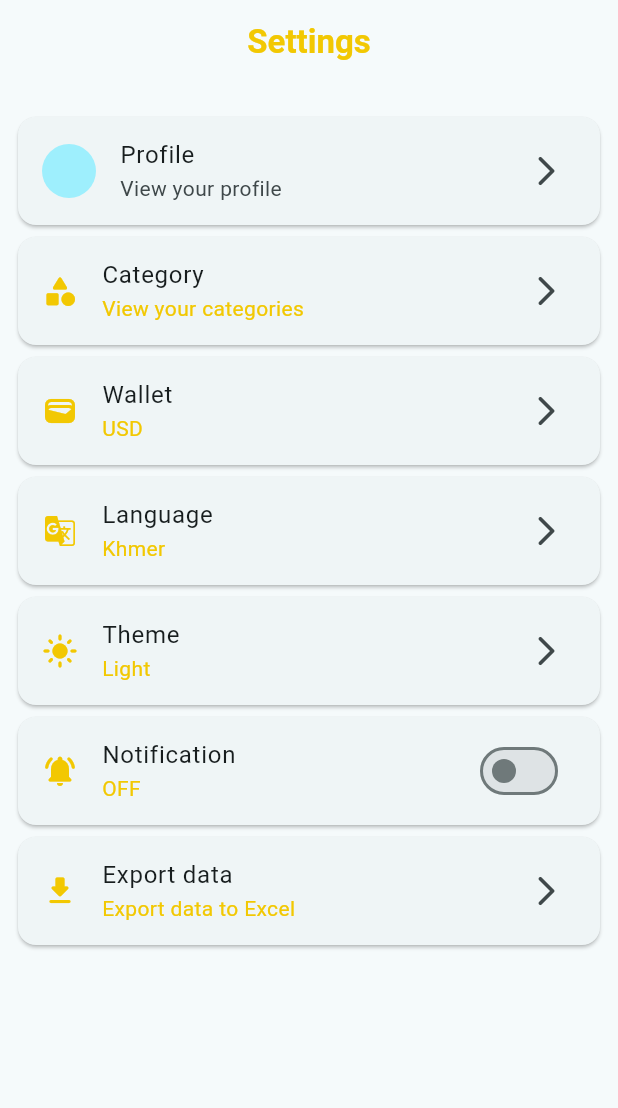
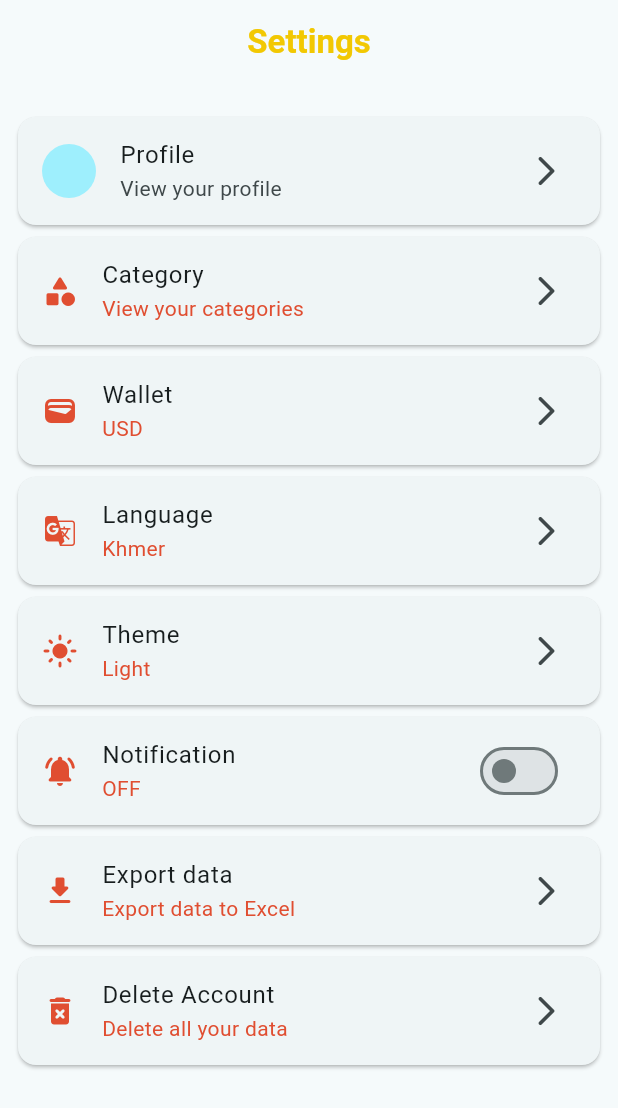
Before and after one commit to DiseirangCHHEUN/expense_tracker_ass, a Flutter app: the SettingView screen opened directly, on a phone screen of 412 x 824 dp. Shown: the top 1108 px of the screen. Run offline on Flutter 3.47's test engine with Material 3 defaults, Android fonts, the phone set to English and light mode, and no system bars; our stand-ins replace font_awesome_flutter, get, google_fonts, hive, hive_flutter, icons_plus and 4 more; missing offline and left inert: curved_navigation_bar_with_label, flutter_iconpicker; accounts and stored records are empty.

Commit message:
update category view

```diff
--- /dev/null
+++ b/devtools_options.yaml
@@ -0,0 +1,3 @@
+description: This file stores settings for Dart & Flutter DevTools.
+documentation: https://docs.flutter.dev/tools/devtools/extensions#configure-extension-enablement-states
+extensions:
--- a/lib/translation/app_translation.dart
+++ b/lib/translation/app_translation.dart
@@ -68,8 +68,14 @@ class AppTranslation extends Translations {
           'save': 'Save',
           'startdate': 'Start Date',
           'enddate': 'End Date',
+          'categories': 'Categories',
+          'deleteacc': 'Delete Account',
+          'deletealldata': 'Delete all your data',
         },
         'km_KH': {
+          'deleteacc': 'លុបគណនីយ',
+          'deletealldata': 'លុបទិន្នន័យរបស់អ្នកទាំងអស់',
+          'categories': 'Category',
           'startdate': 'ថ្ងៃចាប់ផ្តើម',
           'enddate': 'ថ្ងៃបញ្ចប់',
           'save': 'រក្សាទុក',
@@ -88,8 +94,8 @@ class AppTranslation extends Translations {
           'view your category': 'មើលប្រភេទរបស់អ្នក',
           'on': 'បើក',
           'off': 'បិទ',
-          'view your profile': 'មើលទំព័ររបស់អ្នក',
-          'profile': 'ទំព័រអ្នក',
+          'view your profile': 'មើលប្រវត្តិរូបរបស់អ្នក',
+          'profile': 'ប្រវត្តិរូប',
           'today': 'ថ្ងៃនេះ',
           'school': 'សាលារៀន',
           'dravel': 'ការធ្វើដំណើរ',
--- a/lib/utils/custom_textfield.dart
+++ b/lib/utils/custom_textfield.dart
@@ -14,6 +14,8 @@ Column buildTextField({
       children: [
         const SizedBox(height: AppSizes.p10),
         TextField(
+          onSubmitted: (value) {},
+          controller: controller,
           obscureText: obscure,
           keyboardType: keyboardType,
           decoration: InputDecoration(
--- /dev/null
+++ b/lib/views/category/models/category.dart
@@ -0,0 +1,43 @@
+class Category {
+  final int? id;
+  final String? enName;
+  final String? khName;
+  final String? cateType;
+  final String? iconCode;
+  final String? color;
+  final int? isDefault;
+
+  Category({
+    this.id,
+    required this.enName,
+    required this.khName,
+    required this.cateType,
+    required this.iconCode,
+    required this.color,
+    required this.isDefault,
+  });
+
+  Map<String, dynamic> toMap() {
+    return {
+      'id': id,
+      'enName': enName,
+      'khName': khName,
+      'cateType': cateType,
+      'iconCode': iconCode,
+      'color': color,
+      'isDefault': isDefault
+    };
+  }
+
+  factory Category.fromMap(Map<String, dynamic> map) {
+    return Category(
+      id: map['id'],
+      enName: map['enName'],
+      khName: map['khName'],
+      cateType: map['cateType'],
+      iconCode: map['iconCode'],
+      color: map['color'],
+      isDefault: map['isDefault'],
+    );
+  }
+}
--- a/lib/views/dashboard/dashboard_view.dart
+++ b/lib/views/dashboard/dashboard_view.dart
@@ -48,7 +48,7 @@ class DashboardView extends GetView<DashboardController> {
               ),
               CurvedNavigationBarItem(
                 icon: const Icon(Icons.bar_chart_rounded),
-                label: 'states'.tr,
+                label: 'report'.tr,
               ),
               CurvedNavigationBarItem(
                 icon: const Icon(Icons.settings_rounded),
--- a/lib/views/setting/setting_view.dart
+++ b/lib/views/setting/setting_view.dart
@@ -1,6 +1,5 @@
 import 'package:expense_tracker/constants/app_size.dart';
 import 'package:expense_tracker/constants/color_constant.dart';
-import 'package:expense_tracker/constants/style_constant.dart';
 import 'package:expense_tracker/utils/custom_appbar.dart';
 import 'package:expense_tracker/views/auth/controller/auth_controller.dart';
 import 'package:expense_tracker/views/category/category_view.dart';
@@ -18,6 +17,8 @@ class SettingView extends GetView<SettingController> {
   final SettingController settingController = Get.put(SettingController());
   @override
   Widget build(BuildContext context) {
+    var isDark = settingController.isDarkMode;
+    return GetBuilder<SettingController>(builder: (context) {
       return Scaffold(
         appBar: buildAppBar(
           title: 'setting',
@@ -55,9 +56,11 @@ class SettingView extends GetView<SettingController> {
                   milliseconds: 300,
                 ),
               ),
-            leading: const Icon(
+              leading: Icon(
                 Icons.category_rounded,
-              color: ColorConstants.kYellowColor,
+                color: isDark
+                    ? ColorConstants.kYellowColor
+                    : ColorConstants.kRedColor,
               ),
               subtitle: 'view your category',
             ),
@@ -69,9 +72,11 @@ class SettingView extends GetView<SettingController> {
                 transition: Transition.upToDown,
                 duration: const Duration(milliseconds: 300),
               ),
-            leading: const Icon(
+              leading: Icon(
                 Icons.wallet,
-              color: ColorConstants.kYellowColor,
+                color: isDark
+                    ? ColorConstants.kYellowColor
+                    : ColorConstants.kRedColor,
               ),
               subtitle: 'usd',
             ),
@@ -82,9 +87,11 @@ class SettingView extends GetView<SettingController> {
                 onTap: () => Get.dialog(
                   buildChangeLanguageDialog(),
                 ),
-              leading: const Icon(
+                leading: Icon(
                   Icons.g_translate_rounded,
-                color: ColorConstants.kYellowColor,
+                  color: isDark
+                      ? ColorConstants.kYellowColor
+                      : ColorConstants.kRedColor,
                 ),
                 subtitle: settingController.isEnglish ? 'english' : 'khmer',
               );
@@ -100,7 +107,9 @@ class SettingView extends GetView<SettingController> {
                   settingController.isDarkMode
                       ? Icons.nights_stay
                       : Icons.light_mode_rounded,
-                color: ColorConstants.kYellowColor,
+                  color: isDark
+                      ? ColorConstants.kYellowColor
+                      : ColorConstants.kRedColor,
                 ),
                 subtitle: settingController.isDarkMode ? 'dark' : 'light',
               );
@@ -109,122 +118,40 @@ class SettingView extends GetView<SettingController> {
               title: 'notification',
               trailing: buildNotificationSwitchButton(),
               onTap: () {},
-            leading: const Icon(
+              leading: Icon(
                 Icons.notifications_active_rounded,
-              color: ColorConstants.kYellowColor,
+                color: isDark
+                    ? ColorConstants.kYellowColor
+                    : ColorConstants.kRedColor,
               ),
               subtitle: settingController.isNotificationOn ? 'on' : 'off',
             ),
             SettingListTile(
               title: 'export data',
               trailing: const Icon(Icons.arrow_forward_ios_rounded),
-            onTap: () {
-              showExportDataBottomSheet(context);
-              // showCustomBottomSheet(
-              //   context,
-              //   title: 'export data to excel',
-              //   children: ListView(
-              //     shrinkWrap: true,
-              //     scrollDirection: Axis.vertical,
-              //     children: [
-              //       for (int i = 0; i < 10; i++) Text('data'),
-              //     ],
-              //   ),
-              // );
-            },
-            leading: const Icon(
+              onTap: () {},
+              leading: Icon(
                 Icons.download_rounded,
-              color: ColorConstants.kYellowColor,
+                color: isDark
+                    ? ColorConstants.kYellowColor
+                    : ColorConstants.kRedColor,
               ),
               subtitle: 'export data to excel',
+            ),
+            SettingListTile(
+              title: 'deleteacc',
+              trailing: const Icon(Icons.arrow_forward_ios_rounded),
+              onTap: () {},
+              leading: const Icon(
+                Icons.delete_forever_rounded,
+                color: ColorConstants.kRedColor,
+              ),
+              subtitle: 'deletealldata',
             ),
           ],
         ),
       );
-  }
-
-  Future<dynamic> showExportDataBottomSheet(BuildContext context) {
-    return showModalBottomSheet(
-      context: context,
-      builder: (context) => Container(
-        height: Get.height * .5,
-        padding: const EdgeInsets.all(AppSizes.p10),
-        child: Wrap(
-          children: [
-            Column(
-              children: [
-                Container(
-                  height: 6,
-                  width: 55,
-                  margin: const EdgeInsets.only(bottom: AppSizes.p10),
-                  decoration: BoxDecoration(
-                    borderRadius: BorderRadius.circular(50),
-                    color: ColorConstants.kGreyColor,
-                  ),
-                ),
-
-                buildExportBodyButton(
-                  title: 'category',
-                  icon: Icons.arrow_drop_down,
-                ),
-                buildExportBodyButton(
-                  title: 'startdate',
-                  icon: Icons.calendar_month_rounded,
-                ),
-                buildExportBodyButton(
-                  title: 'enddate',
-                  icon: Icons.calendar_month_rounded,
-                ),
-                Row(
-                  children: [
-                    Expanded(
-                      child: FilledButton(
-                        onPressed: () {},
-                        child: Text(
-                          'export data'.tr,
-                          style: TextStyleConstant.kButtonTextStyle,
-                        ),
-                      ),
-                    ),
-                  ],
-                ),
-
-                // Row(
-                //   children: [
-                //     Expanded(
-                //       child: FilledButton(
-                //         style: const ButtonStyle(
-                //           backgroundColor: WidgetStatePropertyAll(
-                //               ColorConstants.kGreenColor),
-                //         ),
-                //         onPressed: () {},
-                //         child: Text(
-                //           'income'.tr,
-                //           style: TextStyleConstant.kButtonTextStyle,
-                //         ),
-                //       ),
-                //     ),
-                //     Expanded(
-                //       child: FilledButton(
-                //         style: const ButtonStyle(
-                //           backgroundColor: WidgetStatePropertyAll(
-                //               ColorConstants.kRedColor),
-                //         ),
-                //         onPressed: () {},
-                //         child: Text(
-                //           'expense'.tr,
-                //           style: TextStyleConstant.kButtonTextStyle,
-                //         ),
-                //       ),
-                //     ),
-                //   ],
-                // ),
-              ],
-            ),
-          ],
-        ),
-      ),
-    );
+    });
   }
 
   Container buildExportBodyButton(
--- a/lib/views/setting/widgets/setting_listtile.dart
+++ b/lib/views/setting/widgets/setting_listtile.dart
@@ -1,3 +1,4 @@
+import 'package:expense_tracker/views/setting/controller/setting_controller.dart';
 import 'package:flutter/material.dart';
 import 'package:get/get.dart';
 
@@ -27,11 +28,19 @@ class SettingListTile extends StatelessWidget {
             title.tr,
             textAlign: TextAlign.left,
           ),
-          subtitle: Text(
-            subtitle.tr,
-            style: TextStyle(
-              color: title == 'profile' ? null : ColorConstants.kYellowColor,
-            ),
+          subtitle: GetBuilder<SettingController>(
+            builder: (controller) {
+              return Text(
+                subtitle.tr,
+                style: TextStyle(
+                  color: title == 'profile'
+                      ? null
+                      : controller.isDarkMode
+                          ? ColorConstants.kYellowColor
+                          : ColorConstants.kRedColor,
+                ),
+              );
+            }
           ),
           trailing: trailing,
         ),
```
Also changed, not shown: lib/helper/database_helper.dart (added, +103 -0 lines), lib/views/category/add_category/add_category_view.dart (renamed from lib/views/category/add_category/add_category.dart, +3 -5 lines), lib/views/category/add_category/controller/add_category_controller.dart (+89 -2 lines), lib/views/category/category_view.dart (+60 -24 lines). Lines whose indentation alone changed are shown as unchanged.
